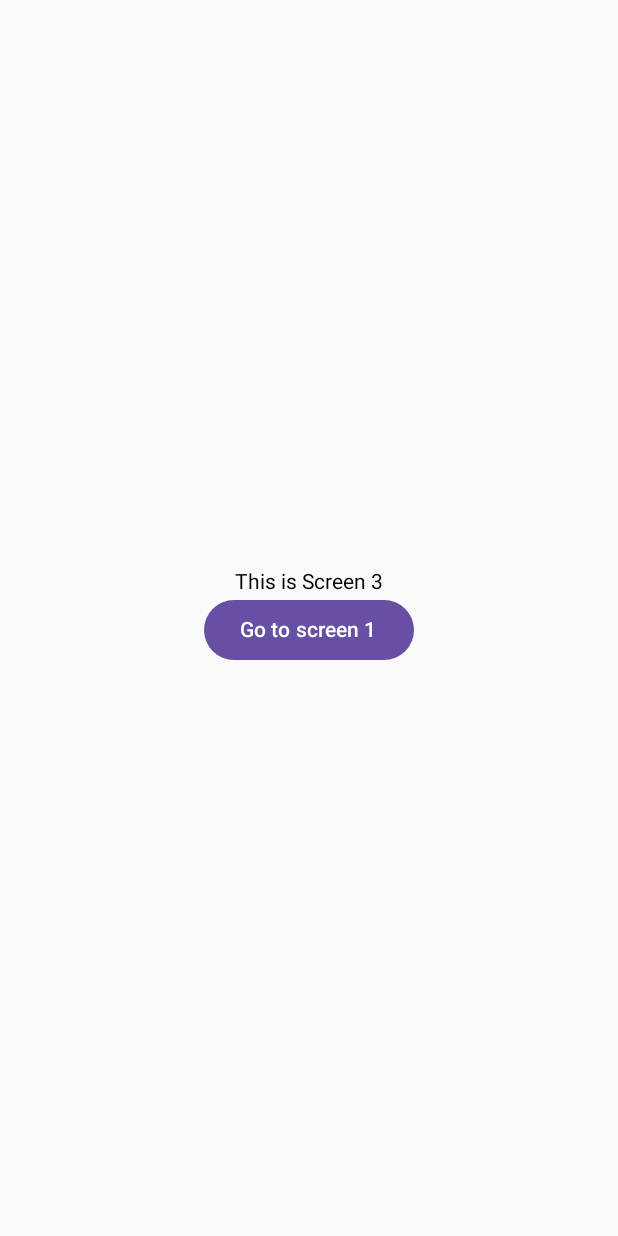
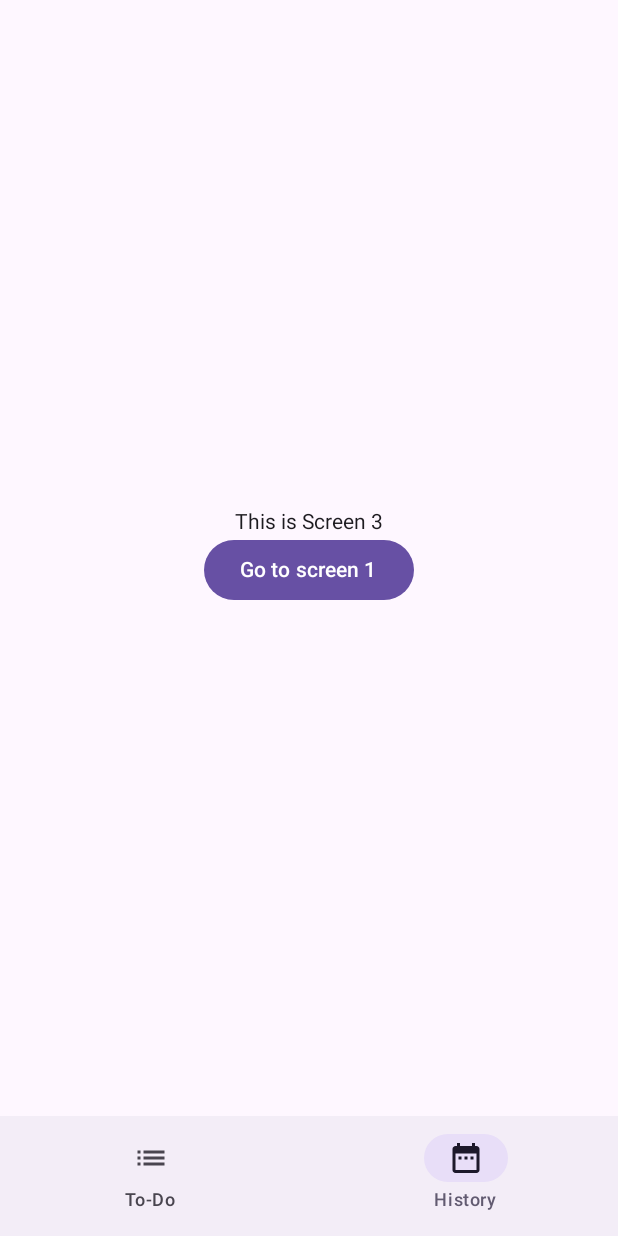
Before and after one commit to Plegik26/To-Do-Android-app, an Android app built with Jetpack Compose: the screen3 screen opened through its navigation route, on a phone screen of 412 x 824 dp. Run offline under Robolectric (Android 15) with nearby library versions, the phone set to English and light mode, and no system bars; our stand-ins replace livedata-compose.

```diff
--- a/app/src/main/java/com/example/todolist/MainActivity.kt
+++ b/app/src/main/java/com/example/todolist/MainActivity.kt
@@ -4,10 +4,7 @@ import android.os.Bundle
 import androidx.activity.ComponentActivity
 import androidx.activity.compose.setContent
 import androidx.activity.enableEdgeToEdge
-import androidx.lifecycle.ViewModel
 import androidx.lifecycle.viewmodel.compose.viewModel
-import androidx.navigation.compose.NavHost
-import androidx.navigation.compose.composable
 import androidx.navigation.compose.rememberNavController
 
 class MainActivity : ComponentActivity() {
@@ -16,20 +13,9 @@ class MainActivity : ComponentActivity() {
         enableEdgeToEdge()
         setContent {
             val navController = rememberNavController()
-            val viewModel : MyViewModel = viewModel()
-            NavHost(navController = navController, startDestination = "screen1") {
-                composable("screen1")    {
-                    Screen1(navController, viewModel)
-                }
-                composable("screen2")    {
-                    Screen2(navController, viewModel)
-                }
-                composable("screen3")    {
-                    Screen3(navController, viewModel)
-                }
-            }
+            val viewModel: MyViewModel = viewModel()
 
-
+            MainApp(navController, viewModel)
         }
     }
 }
--- /dev/null
+++ b/app/src/main/java/com/example/todolist/MainApp.kt
@@ -0,0 +1,69 @@
+package com.example.todolist
+
+import androidx.compose.foundation.layout.padding
+import androidx.compose.material.icons.Icons
+import androidx.compose.material.icons.filled.DateRange
+import androidx.compose.material.icons.filled.List
+import androidx.compose.material3.*
+import androidx.compose.runtime.Composable
+import androidx.compose.runtime.getValue
+import androidx.compose.ui.Modifier
+import androidx.navigation.NavHostController
+import androidx.navigation.compose.NavHost
+import androidx.navigation.compose.composable
+import androidx.navigation.compose.currentBackStackEntryAsState
+import com.example.todolist.screens.Screen1
+import com.example.todolist.screens.Screen2
+import com.example.todolist.screens.Screen3
+
+// Define routes
+sealed class Screens(val route: String, val title: String) {
+    object Screen1 : Screens("screen1", "To-Do")
+    object Screen2 : Screens("screen2", "Details")
+    object Screen3 : Screens("screen3", "History")
+}
+
+@Composable
+fun MainApp(navController: NavHostController, viewModel: MyViewModel) {
+    Scaffold(
+        bottomBar = { BottomNavigationBar(navController) }
+    ) { innerPadding ->
+        NavHost(
+            navController = navController,
+            startDestination = Screens.Screen1.route,
+            modifier = Modifier.padding(innerPadding)
+        ) {
+            composable(Screens.Screen1.route) { Screen1(navController, viewModel) }
+            composable(Screens.Screen2.route) { Screen2(navController, viewModel) }
+            composable(Screens.Screen3.route) { Screen3(navController, viewModel) }
+        }
+    }
+}
+
+@Composable
+fun BottomNavigationBar(navController: NavHostController) {
+    val items = listOf(
+        Screens.Screen1,
+        Screens.Screen3
+    )
+
+    val navBackStackEntry by navController.currentBackStackEntryAsState()
+    val currentRoute = navBackStackEntry?.destination?.route
+
+    NavigationBar {
+        items.forEach { screen ->
+            NavigationBarItem(
+                selected = currentRoute == screen.route,
+                onClick = { navController.navigate(screen.route) },
+                icon = {
+                    when (screen) {
+                        Screens.Screen1 -> Icon(imageVector = Icons.Default.List, contentDescription = screen.title)
+                        Screens.Screen3 -> Icon(imageVector = Icons.Default.DateRange, contentDescription = screen.title)
+                        else -> {}
+                    }
+                },
+                label = { Text(screen.title) }
+            )
+        }
+    }
+}
--- a/app/src/main/java/com/example/todolist/screens/Screen2.kt
+++ b/app/src/main/java/com/example/todolist/screens/Screen2.kt
@@ -1,11 +1,10 @@
-package com.example.todolist
+package com.example.todolist.screens
 
 import androidx.compose.foundation.layout.Column
 import androidx.compose.foundation.layout.Spacer
 import androidx.compose.foundation.layout.fillMaxSize
 import androidx.compose.foundation.layout.fillMaxWidth
 import androidx.compose.foundation.layout.height
-import androidx.compose.foundation.layout.heightIn
 import androidx.compose.foundation.layout.padding
 import androidx.compose.foundation.lazy.LazyColumn
 import androidx.compose.foundation.lazy.items
@@ -16,7 +15,6 @@ import androidx.compose.runtime.Composable
 import androidx.compose.runtime.getValue
 import androidx.compose.runtime.livedata.observeAsState
 import androidx.compose.runtime.mutableStateOf
-import androidx.compose.runtime.remember
 import androidx.compose.runtime.saveable.rememberSaveable
 import androidx.compose.runtime.setValue
 import androidx.compose.ui.Alignment
@@ -24,6 +22,7 @@ import androidx.compose.ui.Modifier
 import androidx.compose.ui.unit.dp
 import androidx.compose.ui.unit.sp
 import androidx.navigation.NavController
+import com.example.todolist.MyViewModel
 
 @Composable
 fun Screen2(navController: NavController, viewModel: MyViewModel) {
--- a/app/src/main/java/com/example/todolist/screens/Screen3.kt
+++ b/app/src/main/java/com/example/todolist/screens/Screen3.kt
@@ -1,6 +1,5 @@
-package com.example.todolist
+package com.example.todolist.screens
 
-import android.widget.Button
 import androidx.compose.foundation.layout.Arrangement
 import androidx.compose.foundation.layout.Column
 import androidx.compose.foundation.layout.fillMaxSize
@@ -10,6 +9,7 @@ import androidx.compose.runtime.Composable
 import androidx.compose.ui.Alignment
 import androidx.compose.ui.Modifier
 import androidx.navigation.NavController
+import com.example.todolist.MyViewModel
 
 @Composable
 fun Screen3(navController: NavController, viewModel: MyViewModel)   {
```
Also changed, not shown: app/src/main/java/com/example/todolist/screens/Screen1.kt (+7 -13 lines).
